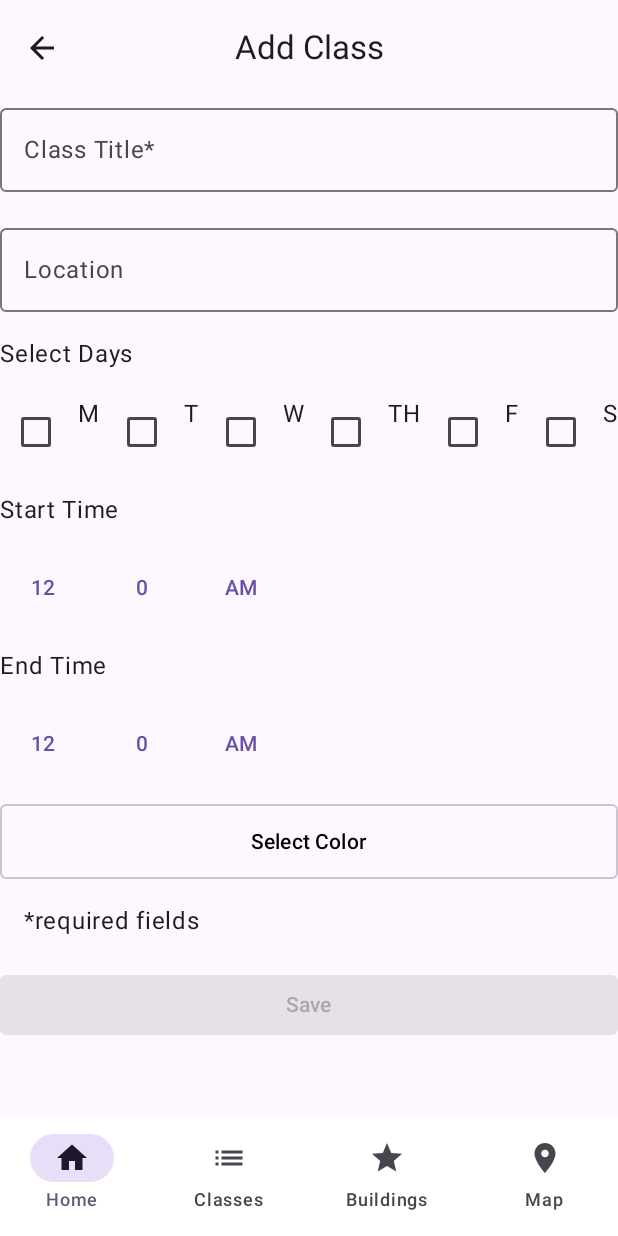
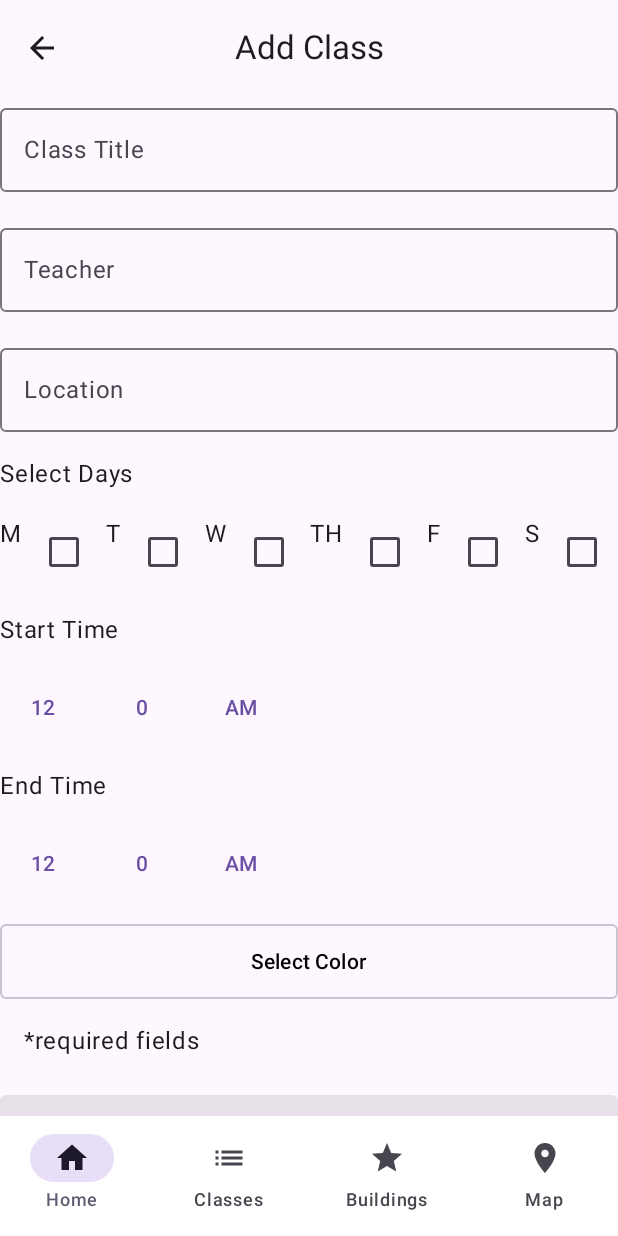
Before and after one commit to edisonhatchazo/Lakbay-UPLB, an Android app built with Jetpack Compose: the ScheduleEntryScreen screen opened through its navigation route, on a phone screen of 412 x 824 dp. Run offline under Robolectric (Android 15) with nearby library versions, the phone set to English and light mode, and no system bars.

Commit message:
Added Teacher

```diff
--- a/app/src/main/java/com/example/classschedule/ui/screen/ColorPickerdialog.kt
+++ b/app/src/main/java/com/example/classschedule/algorithm/ColorPickerdialog.kt
@@ -1,4 +1,4 @@
-package com.example.classschedule.ui.screen
+package com.example.classschedule.algorithm
 
 import androidx.compose.foundation.background
 import androidx.compose.foundation.clickable
--- a/app/src/main/java/com/example/classschedule/ui/screen/TimePickerWheel.kt
+++ b/app/src/main/java/com/example/classschedule/algorithm/TimePickerWheel.kt
@@ -1,4 +1,4 @@
-package com.example.classschedule.ui.screen
+package com.example.classschedule.algorithm
 
 import androidx.compose.foundation.layout.Box
 import androidx.compose.foundation.layout.Row
@@ -16,23 +16,31 @@ import androidx.compose.runtime.setValue
 import androidx.compose.ui.Alignment
 import androidx.compose.ui.Modifier
 import androidx.compose.ui.unit.dp
+import com.example.classschedule.data.ClassSchedule
 import java.time.LocalTime
 
 @Composable
 fun TimePickerWheel(
     initialTime: LocalTime,
     onTimeChanged: (LocalTime) -> Unit,
+    existingSchedules: List<ClassSchedule>,
+    selectedDays: List<String>,
     enabled: Boolean = true
 ) {
-    val hours = (7..12) + (1..6)
-    val minutes = listOf(0, 30)
+    val allHours = (7..12) + (1..6)
+    val allMinutes = listOf(0, 30)
     val periods = listOf("AM", "PM")
+
+    // Filter hours and minutes based on existing schedules
+    val hours = filterHours(allHours, existingSchedules, selectedDays)
+    val minutes = filterMinutes(allMinutes, existingSchedules, selectedDays)
 
     val initialHour = if (initialTime.hour % 12 == 0) 12 else initialTime.hour % 12
     val initialPeriod = if (initialTime.hour < 12) "AM" else "PM"
     val initialMinute = initialTime.minute
+
     var selectedHour by remember { mutableStateOf(initialHour) }
-    var selectedMinute by remember { mutableStateOf(initialTime.minute) }
+    var selectedMinute by remember { mutableStateOf(initialMinute) }
     var selectedPeriod by remember { mutableStateOf(initialPeriod) }
 
     Row(verticalAlignment = Alignment.CenterVertically) {
@@ -41,7 +49,7 @@ fun TimePickerWheel(
             selectedItem = initialHour,
             onItemSelected = {
                 selectedHour = it
-                updateTime(initialHour, initialMinute, initialPeriod, onTimeChanged)
+                updateTime(selectedHour, selectedMinute, selectedPeriod, onTimeChanged)
             },
             enabled = enabled
         )
@@ -51,7 +59,7 @@ fun TimePickerWheel(
             selectedItem = initialMinute,
             onItemSelected = {
                 selectedMinute = it
-                updateTime(initialHour, initialMinute, initialPeriod, onTimeChanged)
+                updateTime(selectedHour, selectedMinute, selectedPeriod, onTimeChanged)
             },
             enabled = enabled
         )
@@ -61,7 +69,7 @@ fun TimePickerWheel(
             selectedItem = initialPeriod,
             onItemSelected = {
                 selectedPeriod = it
-                updateTime(initialHour, initialMinute, initialPeriod, onTimeChanged)
+                updateTime(selectedHour, selectedMinute, selectedPeriod, onTimeChanged)
             },
             enabled = enabled
         )
@@ -104,3 +112,27 @@ private fun updateTime(hour: Int, minute: Int, period: String, onTimeChange: (Lo
     val newTime = LocalTime.of(adjustedHour, minute)
     onTimeChange(newTime)
 }
+
+// Filter functions
+private fun filterHours(hours: List<Int>, schedules: List<ClassSchedule>, selectedDays: List<String>): List<Int> {
+    val takenHours = schedules.flatMap { schedule ->
+        val startHour = schedule.time.hour
+        val endHour = schedule.timeEnd.hour
+        (startHour until endHour).toList()
+    }.distinct()
+
+    return hours.filter { hour ->
+        val adjustedHour = if (hour == 12) 0 else hour
+        !takenHours.contains(adjustedHour)
+    }
+}
+
+private fun filterMinutes(minutes: List<Int>, schedules: List<ClassSchedule>, selectedDays: List<String>): List<Int> {
+    val takenMinutes = schedules.flatMap { schedule ->
+        val startMinute = schedule.time.minute
+        val endMinute = schedule.timeEnd.minute
+        if (startMinute == 0 && endMinute == 30) listOf(0) else if (startMinute == 30 && endMinute == 0) listOf(30) else emptyList()
+    }.distinct()
+
+    return minutes.filter { minute -> !takenMinutes.contains(minute) }
+}
--- a/app/src/main/java/com/example/classschedule/data/ClassSchedule.kt
+++ b/app/src/main/java/com/example/classschedule/data/ClassSchedule.kt
@@ -9,6 +9,7 @@ data class ClassSchedule (
     @PrimaryKey(autoGenerate = true)
     val id: Int = 0,
     val title: String,
+    val teacher: String,
     val location: String,
     val time: LocalTime,
     val timeEnd: LocalTime,
--- a/app/src/main/java/com/example/classschedule/ui/classes/ClassHomeScreen.kt
+++ b/app/src/main/java/com/example/classschedule/ui/classes/ClassHomeScreen.kt
@@ -36,7 +36,7 @@ import com.example.classschedule.R
 import com.example.classschedule.data.ClassSchedule
 import com.example.classschedule.ui.AppViewModelProvider
 import com.example.classschedule.ui.navigation.NavigationDestination
-import com.example.classschedule.ui.theme.getColorEntry
+import com.example.classschedule.ui.theme.ColorPalette.getColorEntry
 
 object ClassHomeDestination: NavigationDestination {
     override val route = "class_home"
--- a/app/src/main/java/com/example/classschedule/ui/classes/ClassScheduleEditScreen.kt
+++ b/app/src/main/java/com/example/classschedule/ui/classes/ClassScheduleEditScreen.kt
@@ -8,6 +8,8 @@ import androidx.compose.foundation.verticalScroll
 import androidx.compose.material3.ExperimentalMaterial3Api
 import androidx.compose.material3.Scaffold
 import androidx.compose.runtime.Composable
+import androidx.compose.runtime.collectAsState
+import androidx.compose.runtime.getValue
 import androidx.compose.runtime.rememberCoroutineScope
 import androidx.compose.ui.Modifier
 import androidx.compose.ui.platform.LocalLayoutDirection
@@ -33,6 +35,7 @@ fun ClassScheduleEditScreen(
     viewModel: ClassScheduleEditViewModel = viewModel(factory = AppViewModelProvider.Factory)
 ) {
     val coroutineScope = rememberCoroutineScope()
+    val existingSchedules by viewModel.existingSchedules.collectAsState()
     Scaffold(
         topBar = {
             ClassScheduleTopAppBar(
@@ -50,6 +53,7 @@ fun ClassScheduleEditScreen(
             onClassScheduleValueChange = viewModel::updateUiState,
             onTimeChange = viewModel::updateTime,
             onTimeEndChange = viewModel::updateTimeEnd,
+            existingSchedules = existingSchedules,
             onSaveClick = {
                 coroutineScope.launch {
                     viewModel.updateClassSchedule()
--- a/app/src/main/java/com/example/classschedule/ui/classes/ClassScheduleEditViewModel.kt
+++ b/app/src/main/java/com/example/classschedule/ui/classes/ClassScheduleEditViewModel.kt
@@ -7,9 +7,13 @@ import androidx.compose.runtime.setValue
 import androidx.lifecycle.SavedStateHandle
 import androidx.lifecycle.ViewModel
 import androidx.lifecycle.viewModelScope
+import com.example.classschedule.data.ClassSchedule
 import com.example.classschedule.data.ClassScheduleRepository
+import kotlinx.coroutines.flow.SharingStarted
+import kotlinx.coroutines.flow.StateFlow
 import kotlinx.coroutines.flow.filterNotNull
 import kotlinx.coroutines.flow.first
+import kotlinx.coroutines.flow.stateIn
 import kotlinx.coroutines.launch
 import java.time.LocalTime
 
@@ -21,6 +25,8 @@ class ClassScheduleEditViewModel(
     private val classScheduleId: Int = checkNotNull(savedStateHandle[ClassScheduleEditDestination.CLASSSCHEDULEIDARG])
     private val _selectedDays = mutableStateOf<List<String>>(listOf())
     val selectedDays: State<List<String>> = _selectedDays
+    val existingSchedules: StateFlow<List<ClassSchedule>> = classScheduleRepository.getAllClassScheduleStream()
+        .stateIn(viewModelScope, SharingStarted.Lazily, emptyList())
     var classScheduleUiState by mutableStateOf(
         savedStateHandle.get<ClassScheduleUiState>("classScheduleUiState") ?: ClassScheduleUiState()
     )
--- a/app/src/main/java/com/example/classschedule/ui/home/ScheduleEditScreen.kt
+++ b/app/src/main/java/com/example/classschedule/ui/home/ScheduleEditScreen.kt
@@ -8,6 +8,8 @@ import androidx.compose.foundation.verticalScroll
 import androidx.compose.material3.ExperimentalMaterial3Api
 import androidx.compose.material3.Scaffold
 import androidx.compose.runtime.Composable
+import androidx.compose.runtime.collectAsState
+import androidx.compose.runtime.getValue
 import androidx.compose.runtime.rememberCoroutineScope
 import androidx.compose.ui.Modifier
 import androidx.compose.ui.platform.LocalLayoutDirection
@@ -34,6 +36,8 @@ fun ScheduleEditScreen(
     viewModel: ScheduleEditViewModel = viewModel(factory = AppViewModelProvider.Factory)
 ) {
     val coroutineScope = rememberCoroutineScope()
+    val existingSchedules by viewModel.existingSchedules.collectAsState()
+
     Scaffold(
         topBar = {
             ClassScheduleTopAppBar(
@@ -51,6 +55,7 @@ fun ScheduleEditScreen(
             onScheduleValueChange = viewModel::updateUiState,
             onTimeChange = viewModel::updateTime,
             onTimeEndChange = viewModel::updateTimeEnd,
+            existingSchedules = existingSchedules,
             onSaveClick = {
                 coroutineScope.launch {
                     viewModel.updateSchedule()
--- a/app/src/main/java/com/example/classschedule/ui/home/ScheduleEditViewModel.kt
+++ b/app/src/main/java/com/example/classschedule/ui/home/ScheduleEditViewModel.kt
@@ -7,9 +7,13 @@ import androidx.compose.runtime.setValue
 import androidx.lifecycle.SavedStateHandle
 import androidx.lifecycle.ViewModel
 import androidx.lifecycle.viewModelScope
+import com.example.classschedule.data.ClassSchedule
 import com.example.classschedule.data.ClassScheduleRepository
+import kotlinx.coroutines.flow.SharingStarted
+import kotlinx.coroutines.flow.StateFlow
 import kotlinx.coroutines.flow.filterNotNull
 import kotlinx.coroutines.flow.first
+import kotlinx.coroutines.flow.stateIn
 import kotlinx.coroutines.launch
 import java.time.LocalTime
 
@@ -21,6 +25,8 @@ class ScheduleEditViewModel(
     private val scheduleId: Int = checkNotNull(savedStateHandle[ScheduleEditDestination.SCHEDULEIDARG])
     private val _selectedDays = mutableStateOf<List<String>>(listOf())
     val selectedDays: State<List<String>> = _selectedDays
+    val existingSchedules: StateFlow<List<ClassSchedule>> = classScheduleRepository.getAllClassScheduleStream()
+        .stateIn(viewModelScope, SharingStarted.Lazily, emptyList())
     var scheduleUiState by mutableStateOf(
         savedStateHandle.get<ScheduleUiState>("scheduleUiState") ?: ScheduleUiState()
     )
--- a/app/src/main/java/com/example/classschedule/ui/home/ScheduleEntryScreen.kt
+++ b/app/src/main/java/com/example/classschedule/ui/home/ScheduleEntryScreen.kt
@@ -18,6 +18,7 @@ import androidx.compose.material3.OutlinedTextField
 import androidx.compose.material3.Scaffold
 import androidx.compose.material3.Text
 import androidx.compose.runtime.Composable
+import androidx.compose.runtime.collectAsState
 import androidx.compose.runtime.getValue
 import androidx.compose.runtime.mutableStateOf
 import androidx.compose.runtime.remember
@@ -32,11 +33,12 @@ import androidx.lifecycle.viewmodel.compose.viewModel
 import com.example.classschedule.R
 import com.example.classschedule.ui.AppViewModelProvider
 import com.example.classschedule.ui.classes.ClassScheduleTopAppBar
-import com.example.classschedule.ui.screen.TimePickerWheel
+import com.example.classschedule.algorithm.TimePickerWheel
 import com.example.classschedule.ui.navigation.NavigationDestination
-import com.example.classschedule.ui.screen.ColorPickerDialog
-import com.example.classschedule.ui.screen.DaysSelectionCheckboxes
-import com.example.classschedule.ui.theme.getColorEntry
+import com.example.classschedule.algorithm.ColorPickerDialog
+import com.example.classschedule.algorithm.DaysSelectionCheckboxes
+import com.example.classschedule.data.ClassSchedule
+import com.example.classschedule.ui.theme.ColorPalette.getColorEntry
 import kotlinx.coroutines.launch
 import java.time.LocalTime
 
@@ -54,6 +56,7 @@ fun ScheduleEntryScreen(
     viewModel: ScheduleEntryViewModel = viewModel(factory = AppViewModelProvider.Factory)
 ) {
     val coroutineScope = rememberCoroutineScope()
+    val existingSchedules by viewModel.existingSchedules.collectAsState()
     Scaffold(
         topBar = {
             ClassScheduleTopAppBar(
@@ -75,6 +78,7 @@ fun ScheduleEntryScreen(
             },
             onTimeChange = viewModel::updateTime,
             onTimeEndChange = viewModel::updateTimeEnd,
+            existingSchedules = existingSchedules,
             modifier = Modifier
                 .padding(
                     start = innerPadding.calculateStartPadding(LocalLayoutDirection.current),
@@ -96,6 +100,7 @@ fun ScheduleEntryBody(
     onTimeChange: (LocalTime) -> Unit,
     onTimeEndChange: (LocalTime) -> Unit,
     onSaveClick: () -> Unit,
+    existingSchedules: List<ClassSchedule>,
     modifier: Modifier = Modifier
 ) {
     Column(
@@ -109,6 +114,7 @@ fun ScheduleEntryBody(
             onTimeEndChange = onTimeEndChange,
             selectedDays = selectedDays,
             onDaysChange = onDaysChange,
+            existingSchedules = existingSchedules,
             modifier = Modifier.fillMaxWidth()
         )
         Button(
@@ -130,6 +136,7 @@ fun ClassInputForm(
     onTimeEndChange: (LocalTime) -> Unit,
     selectedDays: List<String>,
     onDaysChange: (String, Boolean) -> Unit,
+    existingSchedules: List<ClassSchedule>,
     modifier: Modifier = Modifier,
     enabled: Boolean = true
 ) {
@@ -148,6 +155,14 @@ fun ClassInputForm(
             singleLine = true
         )
         OutlinedTextField(
+            value = scheduleDetails.teacher,
+            onValueChange = { onValueChange(scheduleDetails.copy(teacher = it)) },
+            label = { Text(stringResource(R.string.teacher)) },
+            modifier = Modifier.fillMaxWidth(),
+            enabled = enabled,
+            singleLine = true
+        )
+        OutlinedTextField(
             value = scheduleDetails.location,
             onValueChange = { onValueChange(scheduleDetails.copy(location = it)) },
             label = { Text(stringResource(R.string.location)) },
@@ -155,22 +170,26 @@ fun ClassInputForm(
             enabled = enabled,
             singleLine = true
         )
-        Text("Select Days")
+        Text(text = stringResource(R.string.day_select))
         DaysSelectionCheckboxes(
             selectedDays = selectedDays,
             onDaySelected = onDaysChange,
             modifier = Modifier.fillMaxWidth()
         )
-        Text("Start Time")
+        Text(text = stringResource(R.string.time_start))
         TimePickerWheel(
             initialTime = scheduleDetails.time,
             onTimeChanged = onTimeChange,
+            existingSchedules = existingSchedules, // Pass existing schedules
+            selectedDays = selectedDays, // Pass selected days
             enabled = enabled
         )
-        Text("End Time")
+        Text(text = stringResource(R.string.time_end))
         TimePickerWheel(
             initialTime = scheduleDetails.timeEnd,
             onTimeChanged = onTimeEndChange,
+            existingSchedules = existingSchedules, // Pass existing schedules
+            selectedDays = selectedDays, // Pass selected days
             enabled = enabled
         )
         OutlinedButton(
--- a/app/src/main/java/com/example/classschedule/ui/home/ScheduleEntryViewModel.kt
+++ b/app/src/main/java/com/example/classschedule/ui/home/ScheduleEntryViewModel.kt
@@ -5,8 +5,12 @@ import androidx.compose.runtime.getValue
 import androidx.compose.runtime.mutableStateOf
 import androidx.compose.runtime.setValue
 import androidx.lifecycle.ViewModel
+import androidx.lifecycle.viewModelScope
 import com.example.classschedule.data.ClassSchedule
 import com.example.classschedule.data.ClassScheduleRepository
+import kotlinx.coroutines.flow.SharingStarted
+import kotlinx.coroutines.flow.StateFlow
+import kotlinx.coroutines.flow.stateIn
 import java.time.LocalTime
 
 class ScheduleEntryViewModel(private val classScheduleRepository: ClassScheduleRepository) : ViewModel() {
@@ -15,6 +19,8 @@ class ScheduleEntryViewModel(private val classScheduleRepository: ClassScheduleR
 
     private val _selectedDays = mutableStateOf<List<String>>(listOf())
     val selectedDays: State<List<String>> = _selectedDays
+    val existingSchedules: StateFlow<List<ClassSchedule>> = classScheduleRepository.getAllClassScheduleStream()
+        .stateIn(viewModelScope, SharingStarted.Lazily, emptyList())
     fun updateUiState(scheduleDetails: ScheduleDetails) {
         scheduleUiState = ScheduleUiState(
             scheduleDetails = scheduleDetails,
@@ -23,13 +29,11 @@ class ScheduleEntryViewModel(private val classScheduleRepository: ClassScheduleR
     }
 
     fun updateTime(time: LocalTime) {
-        val newTime = runCatching { time }.getOrElse { scheduleUiState.scheduleDetails.time }
-        updateUiState(scheduleUiState.scheduleDetails.copy(time = newTime))
+        updateUiState(scheduleUiState.scheduleDetails.copy(time = time))
     }
 
     fun updateTimeEnd(timeEnd: LocalTime) {
-        val newTimeEnd = runCatching { timeEnd }.getOrElse { scheduleUiState.scheduleDetails.timeEnd }
-        updateUiState(scheduleUiState.scheduleDetails.copy(timeEnd = newTimeEnd))
+        updateUiState(scheduleUiState.scheduleDetails.copy(timeEnd = timeEnd))
     }
 
     fun updateDays(day: String, isSelected: Boolean) {
@@ -67,6 +71,7 @@ data class ScheduleUiState(
 data class ScheduleDetails(
     val id: Int = 0,
     val title: String = "",
+    val teacher: String = "",
     val location: String = "",
     val days: List<String> = listOf(), // Changed from 'day' to 'days'
     val time: LocalTime = LocalTime.of(0, 0),
@@ -77,6 +82,7 @@ data class ScheduleDetails(
 fun ScheduleDetails.toClass(): ClassSchedule = ClassSchedule(
     id = id,
     title = title,
+    teacher = teacher,
     location = location,
     days = days.joinToString(", "),  // Convert list of days to a comma-separated string
     time = time,
@@ -92,6 +98,7 @@ fun ClassSchedule.toScheduleUiState(isEntryValid: Boolean = false): ScheduleUiSt
 fun ClassSchedule.toScheduleDetails(): ScheduleDetails = ScheduleDetails(
     id = id,
     title = title,
+    teacher = teacher,
     location = location,
     days = days.split(", ").filterNot { it.isEmpty() },  // Convert the string back to a list
     time = time,
--- a/app/src/main/java/com/example/classschedule/ui/home/ScheduleScreen.kt
+++ b/app/src/main/java/com/example/classschedule/ui/home/ScheduleScreen.kt
@@ -40,7 +40,8 @@ import androidx.lifecycle.viewmodel.compose.viewModel
 import com.example.classschedule.R
 import com.example.classschedule.ui.AppViewModelProvider
 import com.example.classschedule.ui.navigation.NavigationDestination
-import com.example.classschedule.ui.theme.getColorEntry
+import com.example.classschedule.ui.theme.ColorPalette.getColorEntry
+
 import java.time.LocalTime
 
 object ScheduleHomeDestination: NavigationDestination {
--- a/app/src/main/java/com/example/classschedule/ui/screen/DaysSelectionCheckboxes.kt
+++ /dev/null
@@ -1,40 +0,0 @@
-package com.example.classschedule.ui.screen
-
-import androidx.compose.foundation.layout.Arrangement
-import androidx.compose.foundation.layout.Row
-import androidx.compose.material3.Checkbox
-import androidx.compose.material3.CheckboxDefaults
-import androidx.compose.material3.MaterialTheme
-import androidx.compose.material3.Text
-import androidx.compose.runtime.Composable
-import androidx.compose.ui.Modifier
-
-@Composable
-fun DaysSelectionCheckboxes(
-    selectedDays: List<String>,
-    onDaySelected: (String, Boolean) -> Unit, // Callback to handle changes
-    modifier: Modifier = Modifier
-) {
-    val daysOfWeek = listOf("M", "T", "W", "TH", "F", "S") // Days of the week abbreviations
-    Row(modifier = modifier, horizontalArrangement = Arrangement.SpaceBetween) {
-        daysOfWeek.forEach { day ->
-            val isChecked = selectedDays.contains(day)
-            // Disable checkbox if already two are selected and this one isn't checked
-            val isEnabled = selectedDays.size < 2 || isChecked
-
-            Checkbox(
-                checked = isChecked,
-                onCheckedChange = { shouldCheck ->
-                    if (shouldCheck && selectedDays.size < 2) {
-                        onDaySelected(day, true)
-                    } else if (!shouldCheck) {
-                        onDaySelected(day, false)
-                    }
-                },
-                enabled = isEnabled,
-                colors = CheckboxDefaults.colors(checkedColor = MaterialTheme.colorScheme.primary)
-            )
-            Text(text = day)
-        }
-    }
-}
--- a/app/src/main/java/com/example/classschedule/ui/theme/ColorPalette.kt
+++ b/app/src/main/java/com/example/classschedule/ui/theme/ColorPalette.kt
@@ -1,8 +1,12 @@
 package com.example.classschedule.ui.theme
 
 import androidx.compose.ui.graphics.Color
+import com.example.classschedule.ui.theme.ColorPalette.colors
 
-data class ColorEntry(val backgroundColor: Color, val fontColor: Color)
+data class ColorEntry(
+    val backgroundColor: Color,
+    val fontColor: Color
+)
 
 object ColorPalette {
     val colors = mapOf(
@@ -32,8 +36,7 @@ object ColorPalette {
         "Emerald" to ColorEntry(Color(0xFF50C878), Color.Black), // Emerald
         "Chocolate" to ColorEntry(Color(0xFF7B3F00), Color.White) // Chocolate
     )
+    fun getColorEntry(colorName: String): ColorEntry {
+        return colors[colorName] ?: ColorEntry(Color.Transparent, Color.Black)
+    }
 }
-
-fun getColorEntry(colorName: String): ColorEntry {
-    return ColorPalette.colors[colorName] ?: ColorEntry(Color.Transparent, Color.Black)
-}
--- a/app/src/main/res/values/strings.xml
+++ b/app/src/main/res/values/strings.xml
@@ -2,9 +2,11 @@
     <string name="app_name">Class Schedule</string>
     <string name="classes">Classes</string>
     <string name="home">Home</string>
-    <string name="time_start">Time Start</string>
-    <string name="time_end">Time End</string>
+    <string name="time_start">Start Time</string>
+    <string name="time_end">End Time</string>
+    <string name="day_select">Select Days</string>
     <string name="location">Location</string>
+    <string name="teacher">Teacher</string>
     <string name="day">Day</string>
     <string name="map">Map</string>
     <string name="attention">Attention</string>
@@ -16,7 +18,7 @@
     <string name="item">Item</string>
     <string name="class_detail_title">Class Schedule Details</string>
     <string name="class_entry_title">Add Class</string>
-    <string name="class_name_req">Class Title*</string>
+    <string name="class_name_req">Class Title</string>
     <string name="no">No</string>
     <string name="save_action">Save</string>
     <string name="yes">Yes</string>
```
Also changed, not shown: app/src/main/java/com/example/classschedule/algorithm/DaysSelectionCheckboxes.kt (renamed from app/src/main/java/com/example/classschedule/ui/screen/DaysCheckboxes.kt, +18 -7 lines), app/src/main/java/com/example/classschedule/ui/classes/ClassScheduleDetailsScreen.kt (+14 -30 lines), app/src/main/java/com/example/classschedule/ui/classes/ClassScheduleEntryScreen.kt (+26 -7 lines), app/src/main/java/com/example/classschedule/ui/classes/ClassScheduleEntryViewModel.kt (+11 -4 lines), app/src/main/java/com/example/classschedule/ui/home/ScheduleDetailsScreen.kt (+14 -7 lines).
